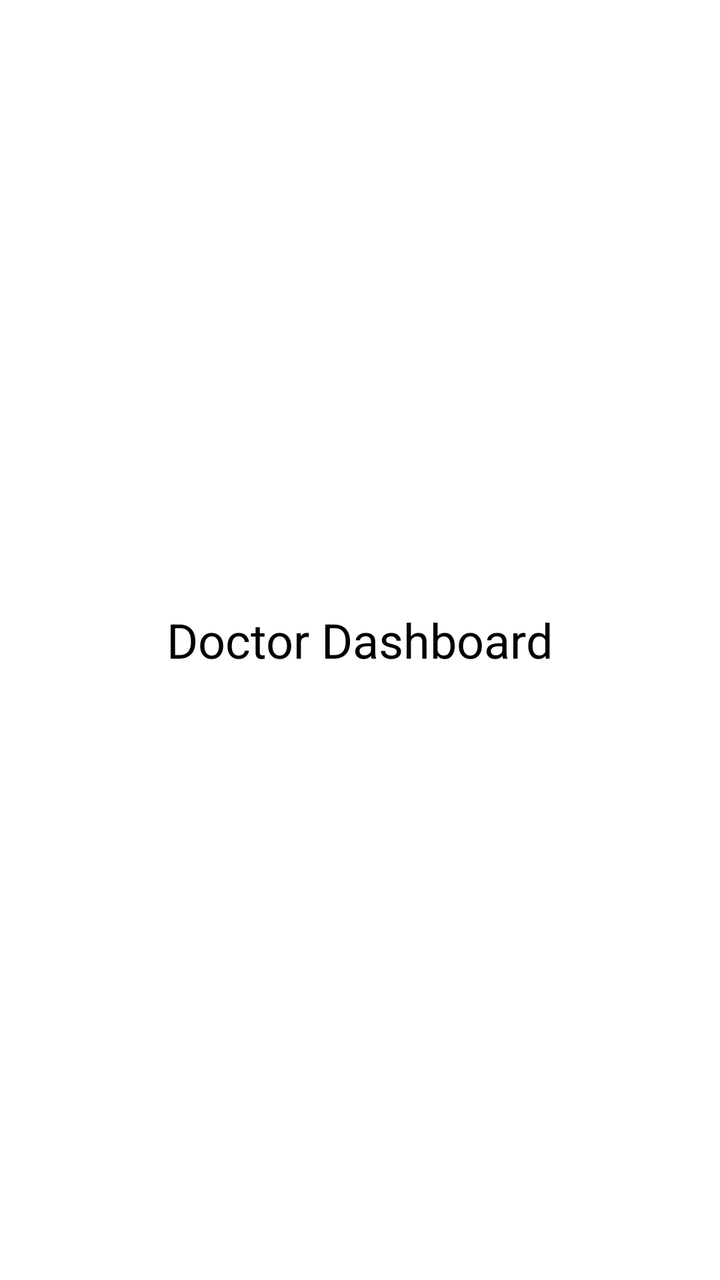
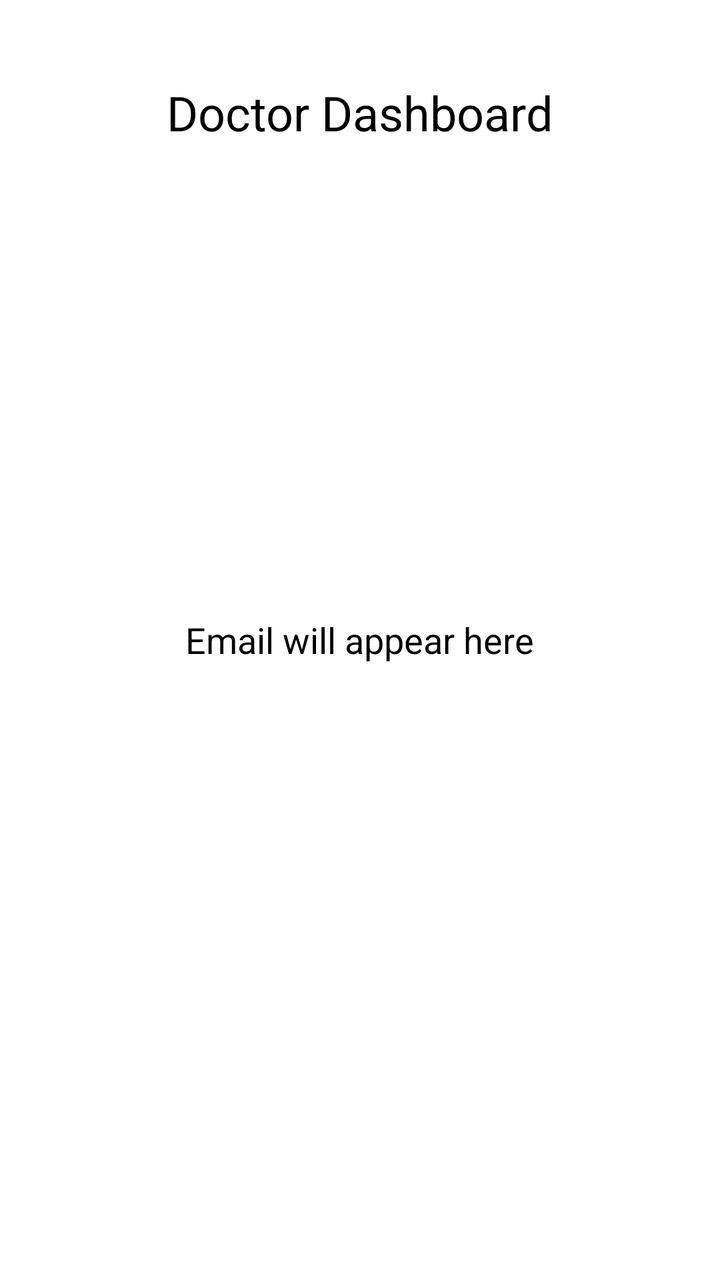

Screens rendered from an Android XML layout before and after an edit, with the pre-edit source and the edit as a unified diff.
<!-- AndroidManifest.xml: application theme Theme.Nirogya -->
<!-- res/layout/activity_doctor_dashboard.xml -->
<?xml version="1.0" encoding="utf-8"?>
<FrameLayout xmlns:android="http://schemas.android.com/apk/res/android"
    android:layout_width="match_parent"
    android:layout_height="match_parent"
    android:background="#FFFFFF">

    <TextView
        android:layout_width="wrap_content"
        android:layout_height="wrap_content"
        android:layout_gravity="center"
        android:text="Doctor Dashboard"
        android:textSize="24sp"
        android:textColor="#000000" />

</FrameLayout>
<!-- resources referenced by this layout -->
<resources>
  <style name="Theme.Nirogya" parent="Base.Theme.Nirogya" />
  <style name="Base.Theme.Nirogya" parent="Theme.Material3.DayNight.NoActionBar">
          
          
      </style>
</resources>

<!-- the commit's change to res/layout/activity_doctor_dashboard.xml (unified diff, before → after) -->
@@ -2,14 +2,28 @@
 <FrameLayout xmlns:android="http://schemas.android.com/apk/res/android"
     android:layout_width="match_parent"
     android:layout_height="match_parent"
-    android:background="#FFFFFF">
+    android:background="#FFFFFF"
+    android:padding="16dp">
 
+    
     <TextView
+        android:id="@+id/tvDoctorTitle"
         android:layout_width="wrap_content"
         android:layout_height="wrap_content"
-        android:layout_gravity="center"
         android:text="Doctor Dashboard"
         android:textSize="24sp"
-        android:textColor="#000000" />
+        android:textColor="#000000"
+        android:layout_gravity="top|center_horizontal"
+        android:layout_marginTop="24dp" />
+
+    
+    <TextView
+        android:id="@+id/tvDoctorEmail"
+        android:layout_width="wrap_content"
+        android:layout_height="wrap_content"
+        android:text="Email will appear here"
+        android:textSize="18sp"
+        android:textColor="#000000"
+        android:layout_gravity="center" />
 
 </FrameLayout>
